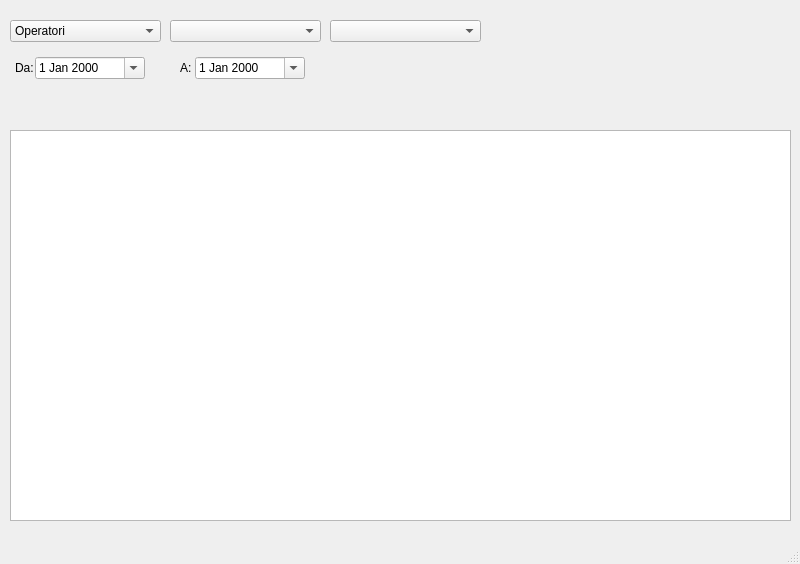
The window that src/main/gui/report.ui (OT-Rax/AnconAmbiente) describes before a commit, drawn with Qt 5.
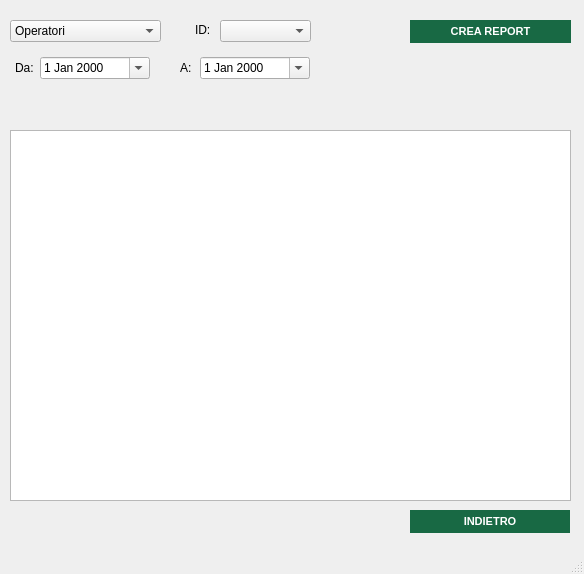
The same window after the commit. Icons and pictures are not drawn.

The edit to the form file:
```diff
--- a/src/main/gui/report.ui
+++ b/src/main/gui/report.ui
@@ -6,8 +6,8 @@
    <rect>
     <x>0</x>
     <y>0</y>
-    <width>800</width>
-    <height>564</height>
+    <width>584</width>
+    <height>574</height>
    </rect>
   </property>
   <property name="windowTitle">
@@ -23,8 +23,8 @@
      <rect>
       <x>10</x>
       <y>130</y>
-      <width>781</width>
-      <height>391</height>
+      <width>561</width>
+      <height>371</height>
      </rect>
     </property>
    </widget>
@@ -71,19 +71,9 @@
    <widget class="QComboBox" name="oggetto_combo">
     <property name="geometry">
      <rect>
-      <x>170</x>
+      <x>220</x>
       <y>20</y>
-      <width>151</width>
-      <height>22</height>
-     </rect>
-    </property>
-   </widget>
-   <widget class="QComboBox" name="opzione_combo">
-    <property name="geometry">
-     <rect>
-      <x>330</x>
-      <y>20</y>
-      <width>151</width>
+      <width>91</width>
       <height>22</height>
      </rect>
     </property>
@@ -91,7 +81,7 @@
    <widget class="QDateEdit" name="da_datepicker">
     <property name="geometry">
      <rect>
-      <x>35</x>
+      <x>40</x>
       <y>57</y>
       <width>110</width>
       <height>22</height>
@@ -104,7 +94,7 @@
    <widget class="QDateEdit" name="a_datepicker">
     <property name="geometry">
      <rect>
-      <x>195</x>
+      <x>200</x>
       <y>57</y>
       <width>110</width>
       <height>22</height>
@@ -145,7 +135,7 @@
      <rect>
       <x>10</x>
       <y>100</y>
-      <width>761</width>
+      <width>561</width>
       <height>21</height>
      </rect>
     </property>
@@ -156,6 +146,79 @@
      <string/>
     </property>
    </widget>
+   <widget class="QLabel" name="label_3">
+    <property name="geometry">
+     <rect>
+      <x>195</x>
+      <y>20</y>
+      <width>31</width>
+      <height>20</height>
+     </rect>
+    </property>
+    <property name="text">
+     <string>ID:</string>
+    </property>
+   </widget>
+   <widget class="QPushButton" name="report_button">
+    <property name="geometry">
+     <rect>
+      <x>410</x>
+      <y>20</y>
+      <width>161</width>
+      <height>23</height>
+     </rect>
+    </property>
+    <property name="styleSheet">
+     <string notr="true">QPushButton{
+background-color:rgb(24, 105, 68);
+color: white;
+border-style: outset;
+font:  bold 11px
+
+
+}
+
+QPushButton:hover{
+background-color:rgb(170, 203, 108);
+color: white;
+border-style: outset;
+font:  bold 11px
+}</string>
+    </property>
+    <property name="text">
+     <string>CREA REPORT</string>
+    </property>
+   </widget>
+   <widget class="QPushButton" name="indietro_button">
+    <property name="geometry">
+     <rect>
+      <x>410</x>
+      <y>510</y>
+      <width>160</width>
+      <height>23</height>
+     </rect>
+    </property>
+    <property name="styleSheet">
+     <string notr="true">QPushButton{
+background-color:rgb(24, 105, 68);
+color: white;
+border-style: outset;
+font:  bold 11px
+
+
+}
+
+QPushButton:hover{
+background-color:rgb(170, 203, 108);
+color: white;
+border-style: outset;
+font:  bold 11px
+}</string>
+    </property>
+    <property name="text">
+     <string>INDIETRO</string>
+    </property>
+   </widget>
   </widget>
   <widget class="QStatusBar" name="statusbar"/>
  </widget>
```
Left out of the diff: 12 changed lines with no effect on the pictures.
